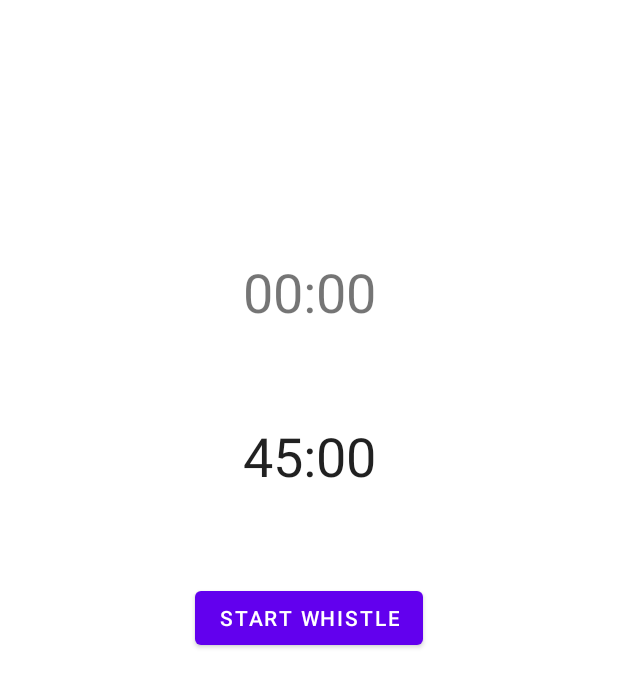
After one commit to paveloso/referee-assistant-app, an Android app: the MatchCenterActivity screen opened directly, with no data from a screen before it, on a phone screen of 412 x 824 dp. The commit adds this screen. Shown: the top 687 px of the screen. Run offline under Robolectric (Android 15) with nearby library versions, the phone set to English and light mode, and no system bars.

Commit message:
RAA-003 adds navigation to MatchCenter screen and implement chronometer basics

```diff
--- a/app/src/main/AndroidManifest.xml
+++ b/app/src/main/AndroidManifest.xml
@@ -9,6 +9,7 @@
         android:roundIcon="@mipmap/ic_launcher_round"
         android:supportsRtl="true"
         android:theme="@style/Theme.RefereeAssistantApp">
+        <activity android:name=".MatchCenterActivity"></activity>
         <activity android:name=".MainActivity">
             <intent-filter>
                 <action android:name="android.intent.action.MAIN" />
--- a/app/src/main/java/com/postscriptum/refereeassistantapp/MainActivity.kt
+++ b/app/src/main/java/com/postscriptum/refereeassistantapp/MainActivity.kt
@@ -1,15 +1,21 @@
 package com.postscriptum.refereeassistantapp
 
+import android.content.Intent
 import androidx.appcompat.app.AppCompatActivity
 import android.os.Bundle
 import android.view.Menu
+import android.widget.Button
 
 class MainActivity : AppCompatActivity() {
     override fun onCreate(savedInstanceState: Bundle?) {
         super.onCreate(savedInstanceState)
         setContentView(R.layout.activity_main)
+        setSupportActionBar(findViewById(R.id.toolbar))
 
-        setSupportActionBar(findViewById(R.id.toolbar))
+        val matchCenterButton: Button = findViewById(R.id.start_match_button)
+        matchCenterButton.setOnClickListener {
+            startActivity(Intent(this, MatchCenterActivity::class.java))
+        }
     }
 
     override fun onCreateOptionsMenu(menu: Menu?): Boolean {
--- /dev/null
+++ b/app/src/main/java/com/postscriptum/refereeassistantapp/MatchCenterActivity.kt
@@ -0,0 +1,60 @@
+package com.postscriptum.refereeassistantapp
+
+import android.os.Bundle
+import android.os.SystemClock
+import android.widget.Button
+import android.widget.Chronometer
+import android.widget.TextView
+import androidx.appcompat.app.AppCompatActivity
+import java.text.SimpleDateFormat
+import java.util.*
+import java.util.concurrent.TimeUnit
+import java.util.logging.Logger
+
+class MatchCenterActivity : AppCompatActivity() {
+
+    lateinit var clockText: TextView
+    lateinit var chronometer: Chronometer
+
+    private var isRunning = false
+
+    override fun onCreate(savedInstanceState: Bundle?) {
+        super.onCreate(savedInstanceState)
+        setContentView(R.layout.activity_match_center)
+
+        chronometer = findViewById(R.id.chrono_view)
+        // this allows to set starting point for timer (can be depended on 1st half or 2nd half)
+        val baseTime = chronometer.base
+        chronometer.base = baseTime - (45 * 60 * 1000)
+        chronometer.setOnChronometerTickListener { formatText() }
+
+        clockText = findViewById(R.id.clock_text)
+        val startWhistleButton: Button = findViewById(R.id.start_whistle_button)
+        startWhistleButton.setOnClickListener { startWhistleHandler() }
+    }
+
+    private fun startWhistleHandler() {
+        // this allows to set starting point for timer (can be depended on 1st half or 2nd half)
+        val baseTime = chronometer.base
+        chronometer.base = baseTime - (45 * 60 * 1000)
+
+        if (isRunning) {
+            chronometer.stop()
+            formatText()
+            isRunning = false
+        } else {
+            chronometer.start()
+            isRunning = true
+        }
+    }
+
+    private fun formatText() {
+        val baseTime = chronometer.base
+        val time = SystemClock.elapsedRealtime() - baseTime
+        val h = (time / 3600000).toInt()
+        val m = TimeUnit.MILLISECONDS.toMinutes(time)
+        val s = TimeUnit.MILLISECONDS.toSeconds(time) % 60
+
+        chronometer.text = String.format("%02d:%02d", m + (h * 60), s)
+    }
+}
--- /dev/null
+++ b/app/src/main/res/layout/activity_match_center.xml
@@ -0,0 +1,40 @@
+<?xml version="1.0" encoding="utf-8"?>
+<androidx.constraintlayout.widget.ConstraintLayout xmlns:android="http://schemas.android.com/apk/res/android"
+    xmlns:app="http://schemas.android.com/apk/res-auto"
+    xmlns:tools="http://schemas.android.com/tools"
+    android:layout_width="match_parent"
+    android:layout_height="match_parent"
+    tools:context=".MatchCenterActivity">
+
+    <TextView
+        android:id="@+id/clock_text"
+        android:layout_width="wrap_content"
+        android:layout_height="wrap_content"
+        android:text="00:00"
+        android:textSize="36sp"
+        app:layout_constraintBottom_toTopOf="@+id/start_whistle_button"
+        app:layout_constraintEnd_toEndOf="parent"
+        app:layout_constraintStart_toStartOf="parent"
+        app:layout_constraintTop_toTopOf="parent" />
+
+    <Chronometer
+        android:id="@+id/chrono_view"
+        android:layout_width="wrap_content"
+        android:layout_height="wrap_content"
+        android:textSize="36sp"
+        app:layout_constraintBottom_toTopOf="@+id/start_whistle_button"
+        app:layout_constraintEnd_toEndOf="parent"
+        app:layout_constraintStart_toStartOf="parent"
+        app:layout_constraintTop_toBottomOf="@+id/clock_text" />
+
+    <Button
+        android:id="@+id/start_whistle_button"
+        android:layout_width="wrap_content"
+        android:layout_height="wrap_content"
+        android:text="@string/start_timer_text"
+        app:layout_constraintBottom_toBottomOf="parent"
+        app:layout_constraintEnd_toEndOf="parent"
+        app:layout_constraintStart_toStartOf="parent"
+        app:layout_constraintTop_toTopOf="parent" />
+
+</androidx.constraintlayout.widget.ConstraintLayout>
--- a/app/src/main/res/values/strings.xml
+++ b/app/src/main/res/values/strings.xml
@@ -2,4 +2,5 @@
     <string name="app_name">Referee Assistant App</string>
     <string name="start_match_text">start match</string>
     <string name="show_info">show info</string>
+    <string name="start_timer_text">start whistle</string>
 </resources>
```
